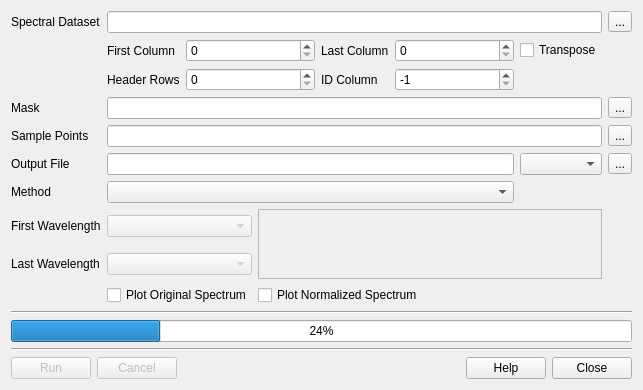
Before: the Qt Designer form src/ui/contrem.ui in rskelly/geotools, drawn with Qt 5.
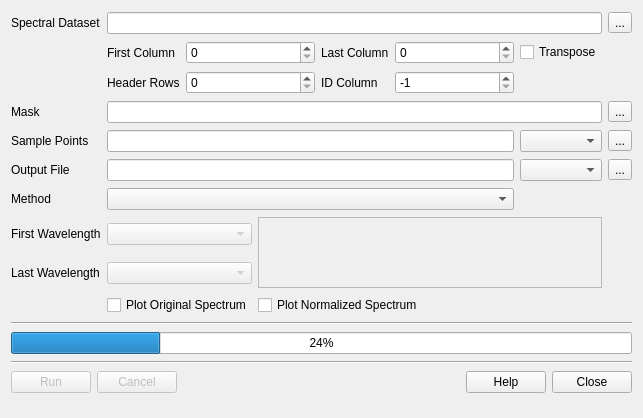
After: the same form once the commit is applied.

Commit message: Added sample point reader and UI.

What changed in the file:
```diff
--- a/src/ui/contrem.ui
+++ b/src/ui/contrem.ui
@@ -7,7 +7,7 @@
     <x>0</x>
     <y>0</y>
     <width>643</width>
-    <height>344</height>
+    <height>418</height>
    </rect>
   </property>
   <property name="windowTitle">
@@ -158,9 +158,6 @@
      </property>
     </widget>
    </item>
-   <item row="4" column="2" colspan="7">
-    <widget class="QLineEdit" name="txtSamplePoints"/>
-   </item>
    <item row="1" column="8">
     <widget class="QCheckBox" name="chkWLTranspose">
      <property name="text">
@@ -287,6 +284,12 @@
      </property>
     </widget>
    </item>
+   <item row="4" column="2" colspan="6">
+    <widget class="QLineEdit" name="txtSamplePoints"/>
+   </item>
+   <item row="4" column="8">
+    <widget class="QComboBox" name="cboSamplePointsLayer"/>
+   </item>
   </layout>
  </widget>
  <resources/>
```
The commit also changes 9 other files.
